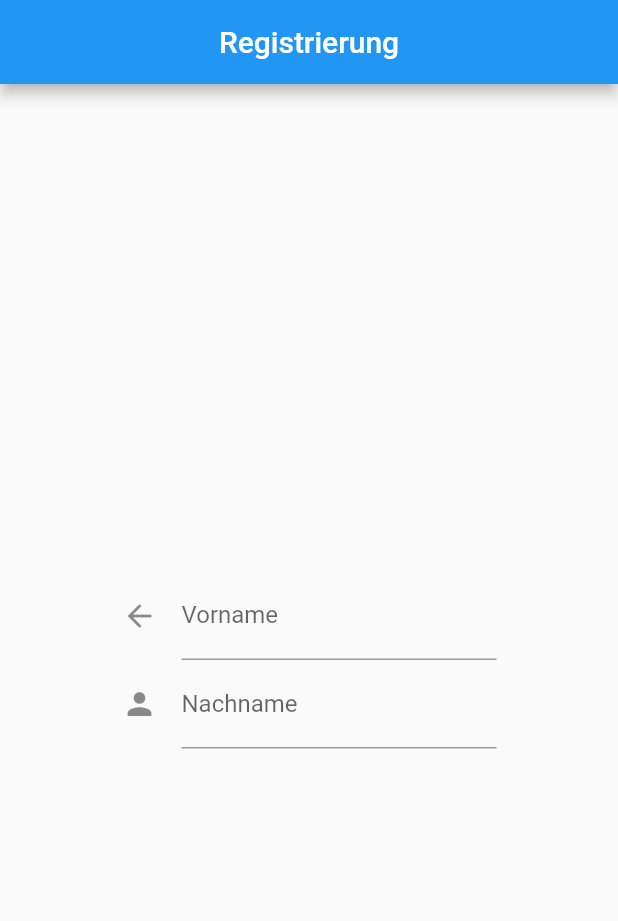
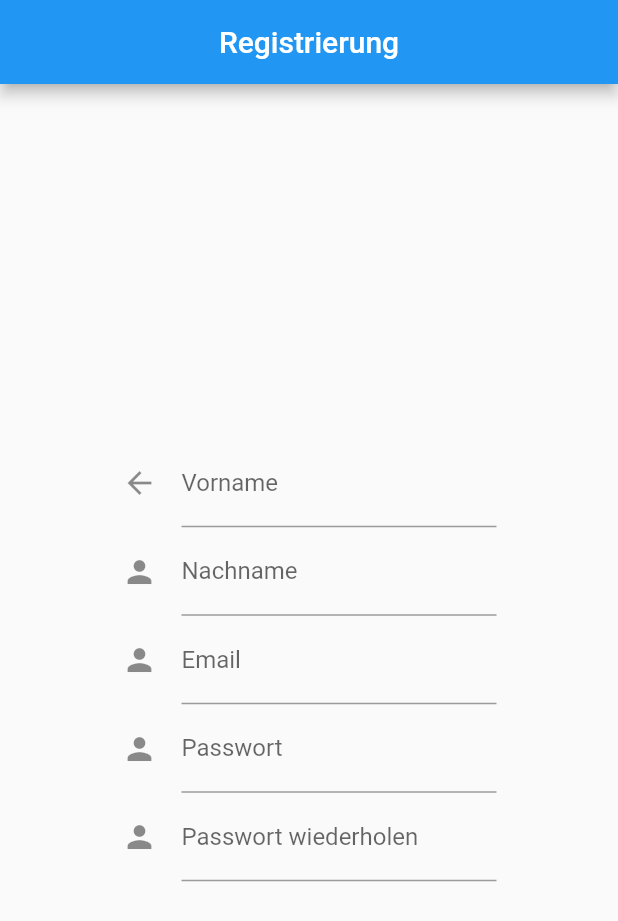
Before and after one commit to leandromarini99/tipple, a Flutter app: the RegistryPage screen opened directly, on a phone screen of 412 x 824 dp. Shown: the top 921 px of the screen. Run offline on Flutter 3.47's test engine with Material 2 defaults, Android fonts, the phone set to English and light mode, and no system bars.

Commit message:
add: registry grundstruktor frontend
insert der letzten Textboxen

_buildTextbox

```diff
--- a/lib/registry/registry-page.dart
+++ b/lib/registry/registry-page.dart
@@ -20,7 +20,10 @@ class RegistryPage extends StatelessWidget {
             mainAxisAlignment: MainAxisAlignment.center,
             children: <Widget>[
               _buildTextbox("Vorname", Icons.arrow_back_outlined),
-              _buildTextbox("Nachname", Icons.person)
+              _buildTextbox("Nachname", Icons.person),
+              _buildTextbox("Email", Icons.person),
+              _buildTextbox("Passwort", Icons.person),
+              _buildTextbox("Passwort wiederholen", Icons.person),
             ],
           ),
         ],
```
